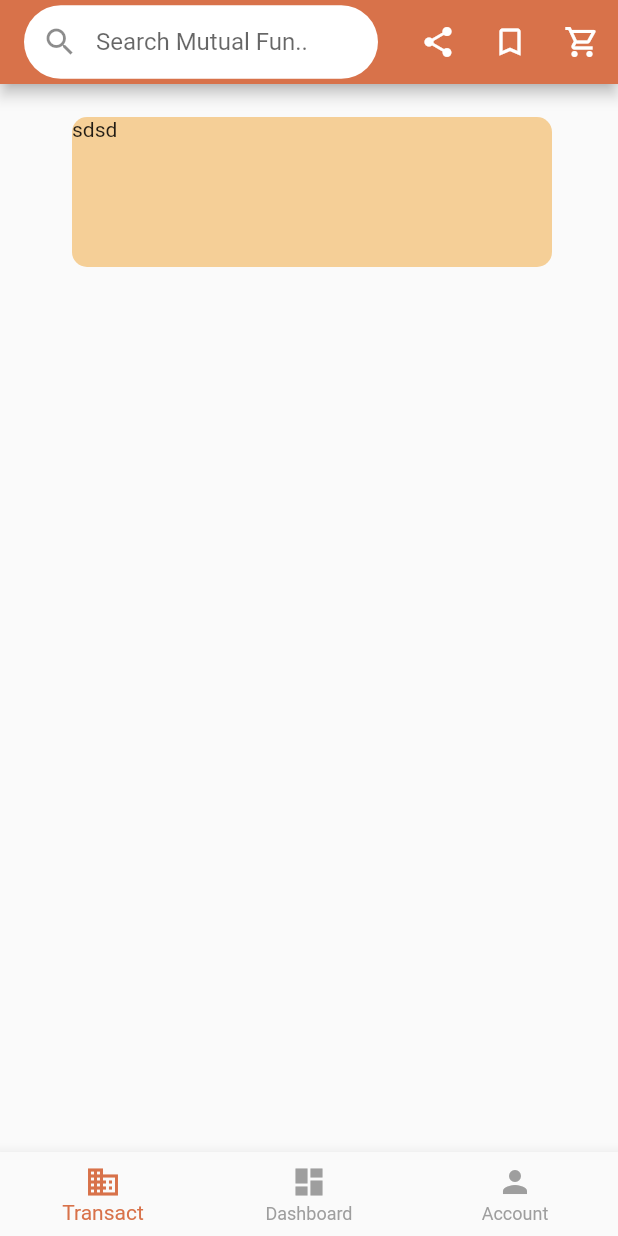
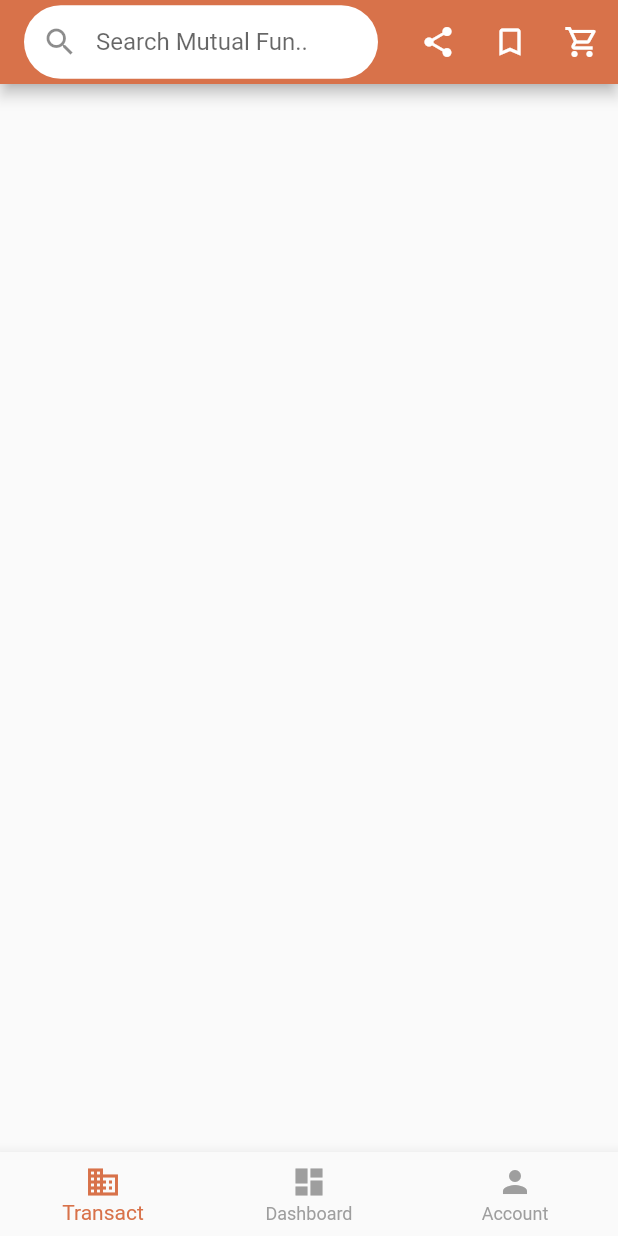
Before and after one commit to Abhinav0915/ExpandX, a Flutter app: the transact screen opened by its route, on a phone screen of 412 x 824 dp. Run offline on Flutter 3.47's test engine with Material 2 defaults, Android fonts, the light colour scheme and no system bars; our stand-ins replace toggle_switch.

```diff
--- a/expandx/lib/transact.dart
+++ b/expandx/lib/transact.dart
@@ -103,19 +103,7 @@ class _transactState extends State<transact> {
             child: Column(
               children: [
                 Container(
-                    margin: EdgeInsets.fromLTRB(18, 10, 10, 0),
-                    height: 100.0,
-                    width: 320.0,
-                    decoration: BoxDecoration(
-                        borderRadius: BorderRadius.circular(10.0),
-                        color: Color.fromARGB(255, 245, 207, 151)),
-                    child: Positioned(
-                      top: 30.0,
-                      left: 20.0,
-                      child: const Text(
-                        "sdsd",
-                      ),
-                    )),
+                    ),
               ],
             ),
           ),
@@ -179,7 +167,7 @@ class _transactState extends State<transact> {
 //             const SizedBox(
 //               height: 20.0,
 //             ),
-//             SizedBox(
+//             SizedBox(z
 //               child: Row(
 //                 children: [
 //                   Container(
```
Also changed, not shown: expandx/lib/savetax.dart (+77 -72 lines).
